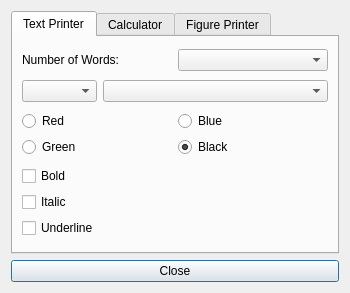
Old version of the form envs/gui_env/src/settings_dialog.ui in the repository bjuergens/automatic-gui-testing.
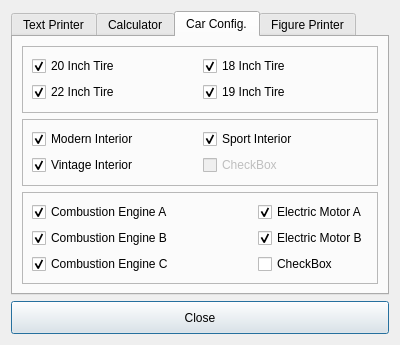
New version of the form. The open tabs and pages were chosen to show the change.

Commit message:
Added Car Configurator to Main Window and Settings Dialog
Currently only design files
- Increase settings dialog a bit to fit the Car Configurator in

```diff
--- a/envs/gui_env/src/settings_dialog.ui
+++ b/envs/gui_env/src/settings_dialog.ui
@@ -9,20 +9,20 @@
    <rect>
     <x>0</x>
     <y>0</y>
-    <width>350</width>
-    <height>293</height>
+    <width>400</width>
+    <height>345</height>
    </rect>
   </property>
   <property name="sizePolicy">
-   <sizepolicy hsizetype="Fixed" vsizetype="Fixed">
+   <sizepolicy hsizetype="MinimumExpanding" vsizetype="MinimumExpanding">
     <horstretch>0</horstretch>
     <verstretch>0</verstretch>
    </sizepolicy>
   </property>
   <property name="minimumSize">
    <size>
-    <width>350</width>
-    <height>250</height>
+    <width>400</width>
+    <height>345</height>
    </size>
   </property>
   <property name="windowTitle">
@@ -42,7 +42,7 @@
      </property>
      <widget class="QWidget" name="text_printer_tab">
       <property name="sizePolicy">
-       <sizepolicy hsizetype="Fixed" vsizetype="Fixed">
+       <sizepolicy hsizetype="MinimumExpanding" vsizetype="MinimumExpanding">
         <horstretch>0</horstretch>
         <verstretch>0</verstretch>
        </sizepolicy>
@@ -228,6 +228,216 @@
        </item>
       </layout>
      </widget>
+     <widget class="QWidget" name="car_configurator_tab">
+      <property name="sizePolicy">
+       <sizepolicy hsizetype="MinimumExpanding" vsizetype="MinimumExpanding">
+        <horstretch>0</horstretch>
+        <verstretch>0</verstretch>
+       </sizepolicy>
+      </property>
+      <attribute name="title">
+       <string>Car Config.</string>
+      </attribute>
+      <layout class="QVBoxLayout" name="verticalLayout_15">
+       <item>
+        <widget class="QFrame" name="frame">
+         <property name="frameShape">
+          <enum>QFrame::StyledPanel</enum>
+         </property>
+         <property name="frameShadow">
+          <enum>QFrame::Raised</enum>
+         </property>
+         <layout class="QHBoxLayout" name="horizontalLayout_9">
+          <item>
+           <layout class="QVBoxLayout" name="verticalLayout_16">
+            <item>
+             <widget class="QCheckBox" name="tire_20_inch_checkbox">
+              <property name="text">
+               <string>20 Inch Tire</string>
+              </property>
+              <property name="checked">
+               <bool>true</bool>
+              </property>
+             </widget>
+            </item>
+            <item>
+             <widget class="QCheckBox" name="tire_22_inch_checkbox">
+              <property name="text">
+               <string>22 Inch Tire</string>
+              </property>
+              <property name="checked">
+               <bool>true</bool>
+              </property>
+             </widget>
+            </item>
+           </layout>
+          </item>
+          <item>
+           <layout class="QVBoxLayout" name="verticalLayout_14">
+            <item>
+             <widget class="QCheckBox" name="tire_18_inch_checkbox">
+              <property name="text">
+               <string>18 Inch Tire</string>
+              </property>
+              <property name="checked">
+               <bool>true</bool>
+              </property>
+             </widget>
+            </item>
+            <item>
+             <widget class="QCheckBox" name="tire_19_inch_checkbox">
+              <property name="text">
+               <string>19 Inch Tire</string>
+              </property>
+              <property name="checked">
+               <bool>true</bool>
+              </property>
+             </widget>
+            </item>
+           </layout>
+          </item>
+         </layout>
+        </widget>
+       </item>
+       <item>
+        <widget class="QFrame" name="frame_2">
+         <property name="frameShape">
+          <enum>QFrame::StyledPanel</enum>
+         </property>
+         <property name="frameShadow">
+          <enum>QFrame::Raised</enum>
+         </property>
+         <layout class="QHBoxLayout" name="horizontalLayout_10" stretch="0,0">
+          <item>
+           <layout class="QVBoxLayout" name="verticalLayout_17">
+            <item>
+             <widget class="QCheckBox" name="modern_interior_checkbox">
+              <property name="text">
+               <string>Modern Interior</string>
+              </property>
+              <property name="checked">
+               <bool>true</bool>
+              </property>
+             </widget>
+            </item>
+            <item>
+             <widget class="QCheckBox" name="vintage_interior_checkbox">
+              <property name="text">
+               <string>Vintage Interior</string>
+              </property>
+              <property name="checked">
+               <bool>true</bool>
+              </property>
+             </widget>
+            </item>
+           </layout>
+          </item>
+          <item>
+           <layout class="QVBoxLayout" name="verticalLayout_18">
+            <item>
+             <widget class="QCheckBox" name="sport_interior_checkbox">
+              <property name="text">
+               <string>Sport Interior</string>
+              </property>
+              <property name="checked">
+               <bool>true</bool>
+              </property>
+             </widget>
+            </item>
+            <item>
+             <widget class="QCheckBox" name="dummy_checkbox_interior">
+              <property name="enabled">
+               <bool>false</bool>
+              </property>
+              <property name="text">
+               <string>CheckBox</string>
+              </property>
+             </widget>
+            </item>
+           </layout>
+          </item>
+         </layout>
+        </widget>
+       </item>
+       <item>
+        <widget class="QFrame" name="frame_3">
+         <property name="frameShape">
+          <enum>QFrame::StyledPanel</enum>
+         </property>
+         <property name="frameShadow">
+          <enum>QFrame::Raised</enum>
+         </property>
+         <layout class="QHBoxLayout" name="horizontalLayout_6" stretch="10,0">
+          <item>
+           <layout class="QVBoxLayout" name="verticalLayout_19">
+            <item>
+             <widget class="QCheckBox" name="combustion_engine_a_checkbox">
+              <property name="text">
+               <string>Combustion Engine A</string>
+              </property>
+              <property name="checked">
+               <bool>true</bool>
+              </property>
+             </widget>
+            </item>
+            <item>
+             <widget class="QCheckBox" name="combustion_engine_b_checkbox">
+              <property name="text">
+               <string>Combustion Engine B</string>
+              </property>
+              <property name="checked">
+               <bool>true</bool>
+              </property>
+             </widget>
+            </item>
+            <item>
+             <widget class="QCheckBox" name="combustion_engine_c_checkbox">
+              <property name="text">
+               <string>Combustion Engine C</string>
+              </property>
+              <property name="checked">
+               <bool>true</bool>
+              </property>
+             </widget>
+            </item>
+           </layout>
+          </item>
+          <item>
+           <layout class="QVBoxLayout" name="verticalLayout_20">
+            <item>
+             <widget class="QCheckBox" name="electric_motor_a_checkbox">
+              <property name="text">
+               <string>Electric Motor A</string>
+              </property>
+              <property name="checked">
+               <bool>true</bool>
+              </property>
+             </widget>
+            </item>
+            <item>
+             <widget class="QCheckBox" name="electric_motor_b_checkbox">
+              <property name="text">
+               <string>Electric Motor B</string>
+              </property>
+              <property name="checked">
+               <bool>true</bool>
+              </property>
+             </widget>
+            </item>
+            <item>
+             <widget class="QCheckBox" name="dummy_checkbox_electric_motor">
+              <property name="text">
+               <string>CheckBox</string>
+              </property>
+             </widget>
+            </item>
+           </layout>
+          </item>
+         </layout>
+        </widget>
+       </item>
+      </layout>
+     </widget>
      <widget class="QWidget" name="figure_printer_tab">
       <attribute name="title">
        <string>Figure Printer</string>
@@ -368,6 +578,12 @@
    </item>
    <item>
     <widget class="QPushButton" name="close_settings_dialog">
+     <property name="sizePolicy">
+      <sizepolicy hsizetype="MinimumExpanding" vsizetype="MinimumExpanding">
+       <horstretch>0</horstretch>
+       <verstretch>0</verstretch>
+      </sizepolicy>
+     </property>
      <property name="text">
       <string>Close</string>
      </property>
```
Left out of the diff: 14 changed lines with no effect on the pictures. The commit also changes 3 other files.
